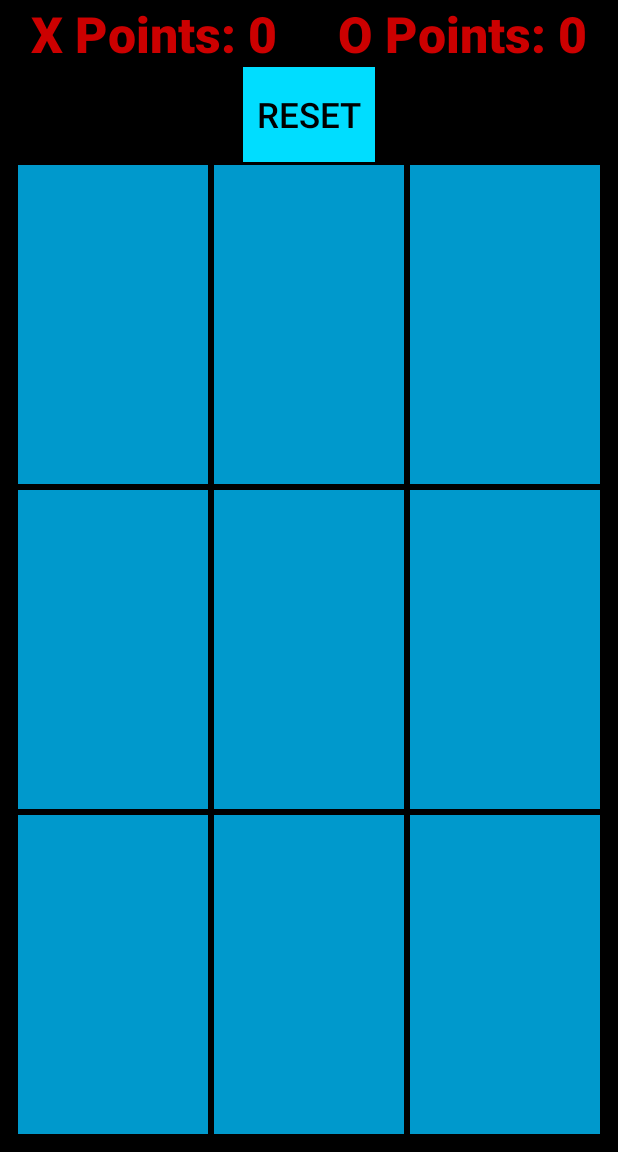
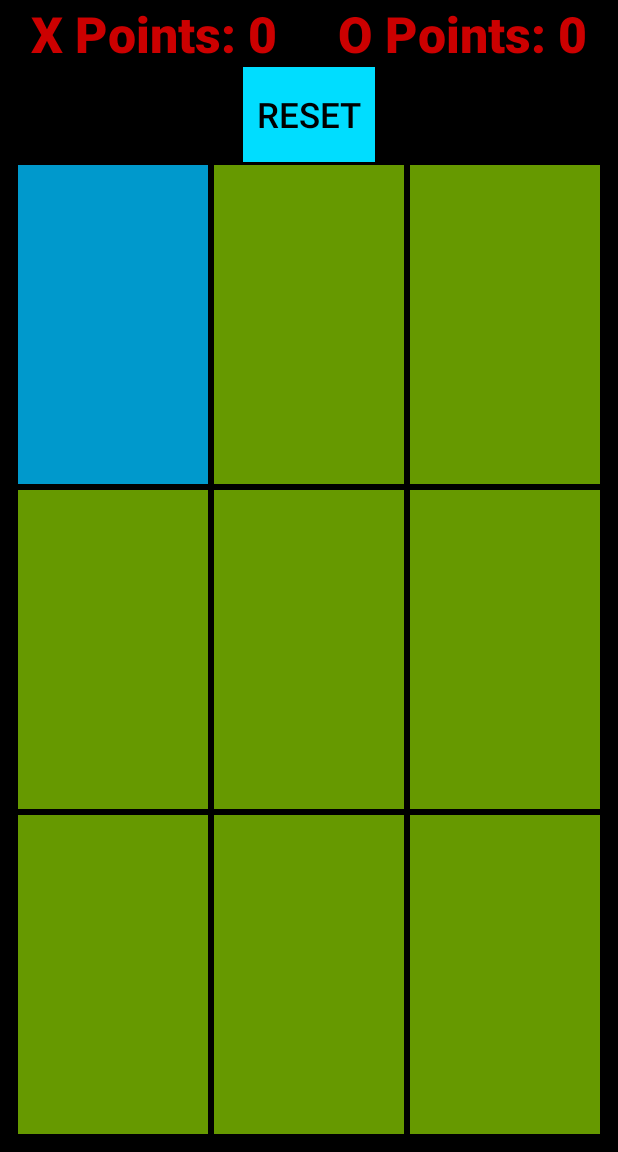
Before and after one commit to PreetishNiket/TICTACTOEApp, an Android app: the screen it shows after launch (MainActivity), on a phone screen of 412 x 824 dp, the part 84-1236 px from its top. Run offline under Robolectric (Android 15) with nearby library versions, the phone set to English and light mode, and no system bars.

Commit message:
Update btn colors

```diff
--- a/app/src/main/res/layout/activity_main.xml
+++ b/app/src/main/res/layout/activity_main.xml
@@ -82,7 +82,7 @@
             android:layout_weight="1"
             android:layout_margin="2dp"
             android:textSize="33dp"
-            android:background="@android:color/holo_blue_dark">
+            android:background="@android:color/holo_green_dark">
 
         </Button>
         <Button
@@ -92,7 +92,7 @@
             android:layout_weight="1"
             android:textSize="33dp"
             android:layout_margin="2dp"
-            android:background="@android:color/holo_blue_dark">
+            android:background="@android:color/holo_green_dark">
 
         </Button>
 
@@ -110,7 +110,7 @@
             android:layout_weight="1"
             android:textSize="33dp"
             android:layout_margin="2dp"
-            android:background="@android:color/holo_blue_dark">
+            android:background="@android:color/holo_green_dark">
 
         </Button>
         <Button
@@ -120,7 +120,7 @@
             android:layout_weight="1"
             android:textSize="33dp"
             android:layout_margin="2dp"
-            android:background="@android:color/holo_blue_dark">
+            android:background="@android:color/holo_green_dark">
 
         </Button>
         <Button
@@ -130,7 +130,7 @@
             android:layout_weight="1"
             android:textSize="33dp"
             android:layout_margin="2dp"
-            android:background="@android:color/holo_blue_dark">
+            android:background="@android:color/holo_green_dark">
 
         </Button>
 
@@ -149,7 +149,7 @@
             android:layout_weight="1"
             android:textSize="33dp"
             android:layout_margin="2dp"
-            android:background="@android:color/holo_blue_dark">
+            android:background="@android:color/holo_green_dark">
 
         </Button>
         <Button
@@ -159,7 +159,7 @@
             android:layout_weight="1"
             android:textSize="33dp"
             android:layout_margin="2dp"
-            android:background="@android:color/holo_blue_dark">
+            android:background="@android:color/holo_green_dark">
 
         </Button>
         <Button
@@ -169,7 +169,7 @@
             android:layout_weight="1"
             android:textSize="33dp"
             android:layout_margin="2dp"
-            android:background="@android:color/holo_blue_dark">
+            android:background="@android:color/holo_green_dark">
 
         </Button>
 
```
